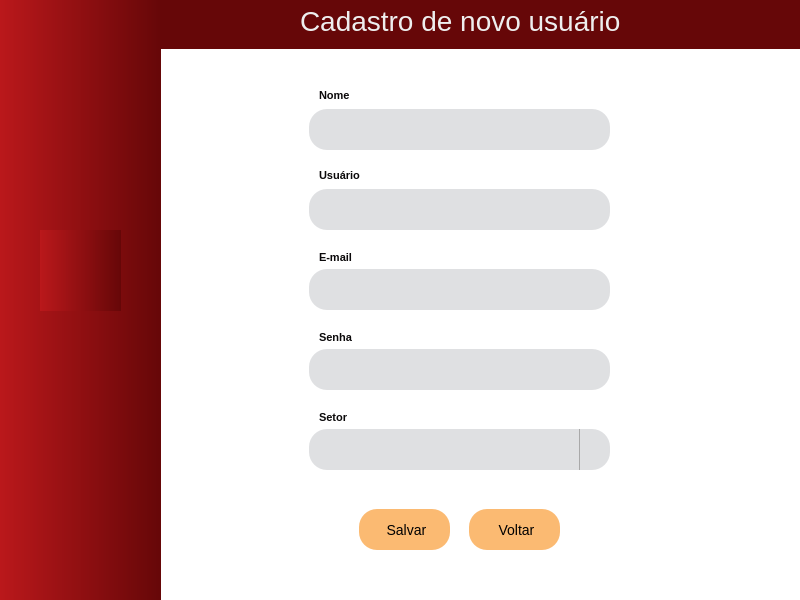
Before: the Qt Designer form src/qt/ui/register_screen.ui in eliezermoraesss/eureka_app_pyqt5_project_v2, drawn with Qt 5.
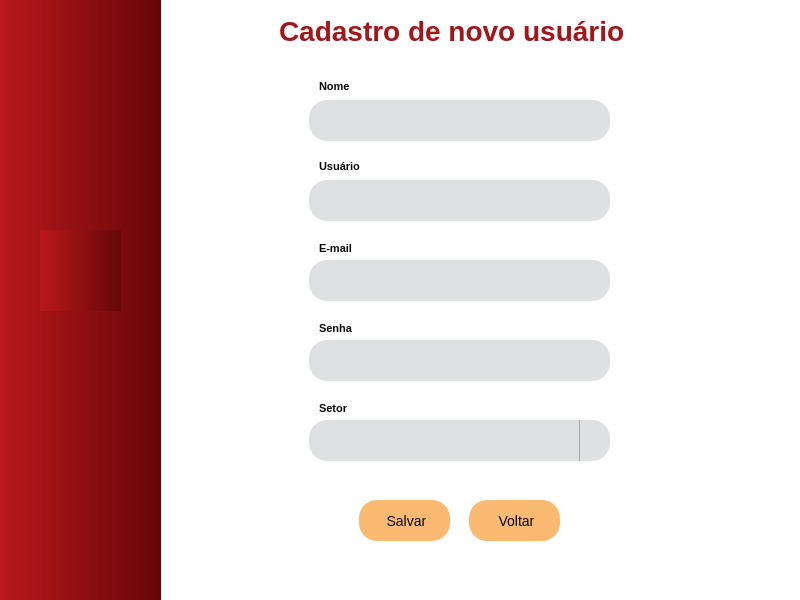
After: the same form once the commit is applied. Icons and pictures are not drawn.

Commit message: style and fix: improved UI design and insert data into area combobox in register_window.py

Patch:
```diff
--- a/src/qt/ui/register_screen.ui
+++ b/src/qt/ui/register_screen.ui
@@ -20,56 +20,13 @@
    <string notr="true"/>
   </property>
   <widget class="QWidget" name="central_widget">
-   <widget class="QWidget" name="window_title_bar" native="true">
-    <property name="geometry">
-     <rect>
-      <x>160</x>
-      <y>0</y>
-      <width>641</width>
-      <height>51</height>
-     </rect>
-    </property>
-    <property name="styleSheet">
-     <string notr="true">* {
-background-color: qlineargradient(spread:pad, x1:0, y1:0, x2:1, y2:0, stop:0 rgba(102, 7, 8, 255), stop:1 rgba(102, 7, 8, 255));
-}</string>
-    </property>
-    <widget class="QLabel" name="window_title_label">
-     <property name="geometry">
-      <rect>
-       <x>140</x>
-       <y>-5</y>
-       <width>321</width>
-       <height>51</height>
-      </rect>
-     </property>
-     <property name="font">
-      <font>
-       <family>Segoe UI</family>
-       <pointsize>-1</pointsize>
-      </font>
-     </property>
-     <property name="styleSheet">
-      <string notr="true">QLabel {
-	background-color: transparent;
-    color: #EEEEEE;
-    font-size: 28px;
-    font-weight: regular;
-	font-style: &quot;Segoe UI&quot;;
-}</string>
-     </property>
-     <property name="text">
-      <string>Cadastro de novo usuário</string>
-     </property>
-    </widget>
-   </widget>
    <widget class="QWidget" name="main_area" native="true">
     <property name="geometry">
      <rect>
       <x>159</x>
-      <y>49</y>
+      <y>0</y>
       <width>641</width>
-      <height>601</height>
+      <height>652</height>
      </rect>
     </property>
     <property name="sizePolicy">
@@ -188,7 +145,7 @@
      <property name="geometry">
       <rect>
        <x>150</x>
-       <y>140</y>
+       <y>180</y>
        <width>301</width>
        <height>41</height>
       </rect>
@@ -225,7 +182,7 @@
      <property name="geometry">
       <rect>
        <x>150</x>
-       <y>220</y>
+       <y>260</y>
        <width>301</width>
        <height>41</height>
       </rect>
@@ -268,7 +225,7 @@
      <property name="geometry">
       <rect>
        <x>160</x>
-       <y>120</y>
+       <y>160</y>
        <width>47</width>
        <height>13</height>
       </rect>
@@ -289,7 +246,7 @@
      <property name="geometry">
       <rect>
        <x>160</x>
-       <y>200</y>
+       <y>240</y>
        <width>51</width>
        <height>16</height>
       </rect>
@@ -310,7 +267,7 @@
      <property name="geometry">
       <rect>
        <x>310</x>
-       <y>460</y>
+       <y>500</y>
        <width>91</width>
        <height>41</height>
       </rect>
@@ -354,7 +311,7 @@
      <property name="geometry">
       <rect>
        <x>160</x>
-       <y>40</y>
+       <y>80</y>
        <width>47</width>
        <height>13</height>
       </rect>
@@ -375,7 +332,7 @@
      <property name="geometry">
       <rect>
        <x>150</x>
-       <y>60</y>
+       <y>100</y>
        <width>301</width>
        <height>41</height>
       </rect>
@@ -415,7 +372,7 @@
      <property name="geometry">
       <rect>
        <x>150</x>
-       <y>300</y>
+       <y>340</y>
        <width>301</width>
        <height>41</height>
       </rect>
@@ -455,7 +412,7 @@
      <property name="geometry">
       <rect>
        <x>160</x>
-       <y>280</y>
+       <y>320</y>
        <width>51</width>
        <height>16</height>
       </rect>
@@ -476,7 +433,7 @@
      <property name="geometry">
       <rect>
        <x>150</x>
-       <y>380</y>
+       <y>420</y>
        <width>301</width>
        <height>41</height>
       </rect>
@@ -569,7 +526,7 @@
      <property name="geometry">
       <rect>
        <x>160</x>
-       <y>360</y>
+       <y>400</y>
        <width>51</width>
        <height>16</height>
       </rect>
@@ -590,7 +547,7 @@
      <property name="geometry">
       <rect>
        <x>100</x>
-       <y>60</y>
+       <y>100</y>
        <width>32</width>
        <height>32</height>
       </rect>
@@ -609,7 +566,7 @@
      <property name="geometry">
       <rect>
        <x>100</x>
-       <y>140</y>
+       <y>180</y>
        <width>32</width>
        <height>32</height>
       </rect>
@@ -628,7 +585,7 @@
      <property name="geometry">
       <rect>
        <x>100</x>
-       <y>220</y>
+       <y>260</y>
        <width>32</width>
        <height>32</height>
       </rect>
@@ -647,7 +604,7 @@
      <property name="geometry">
       <rect>
        <x>100</x>
-       <y>300</y>
+       <y>340</y>
        <width>32</width>
        <height>32</height>
       </rect>
@@ -666,7 +623,7 @@
      <property name="geometry">
       <rect>
        <x>100</x>
-       <y>380</y>
+       <y>420</y>
        <width>32</width>
        <height>32</height>
       </rect>
@@ -684,8 +641,8 @@
     <widget class="QLabel" name="logo_enaplic_50">
      <property name="geometry">
       <rect>
-       <x>500</x>
-       <y>440</y>
+       <x>510</x>
+       <y>510</y>
        <width>121</width>
        <height>101</height>
       </rect>
@@ -704,7 +661,7 @@
      <property name="geometry">
       <rect>
        <x>200</x>
-       <y>460</y>
+       <y>500</y>
        <width>91</width>
        <height>41</height>
       </rect>
@@ -744,6 +701,35 @@
       </size>
      </property>
     </widget>
+    <widget class="QLabel" name="window_title_label">
+     <property name="geometry">
+      <rect>
+       <x>120</x>
+       <y>0</y>
+       <width>401</width>
+       <height>61</height>
+      </rect>
+     </property>
+     <property name="font">
+      <font>
+       <pointsize>-1</pointsize>
+       <weight>75</weight>
+       <bold>true</bold>
+      </font>
+     </property>
+     <property name="styleSheet">
+      <string notr="true">QLabel {
+	background-color: transparent;
+    color: #a4161a;
+    font-size: 28px;
+    font-weight: bold;
+	font-style: &quot;Segoe UI&quot;;
+}</string>
+     </property>
+     <property name="text">
+      <string>Cadastro de novo usuário</string>
+     </property>
+    </widget>
    </widget>
    <widget class="QWidget" name="sidebar_enaplic" native="true">
     <property name="geometry">
```
Left out of the diff: 23 changed lines with no effect on the pictures. The commit also changes 5 other files.
